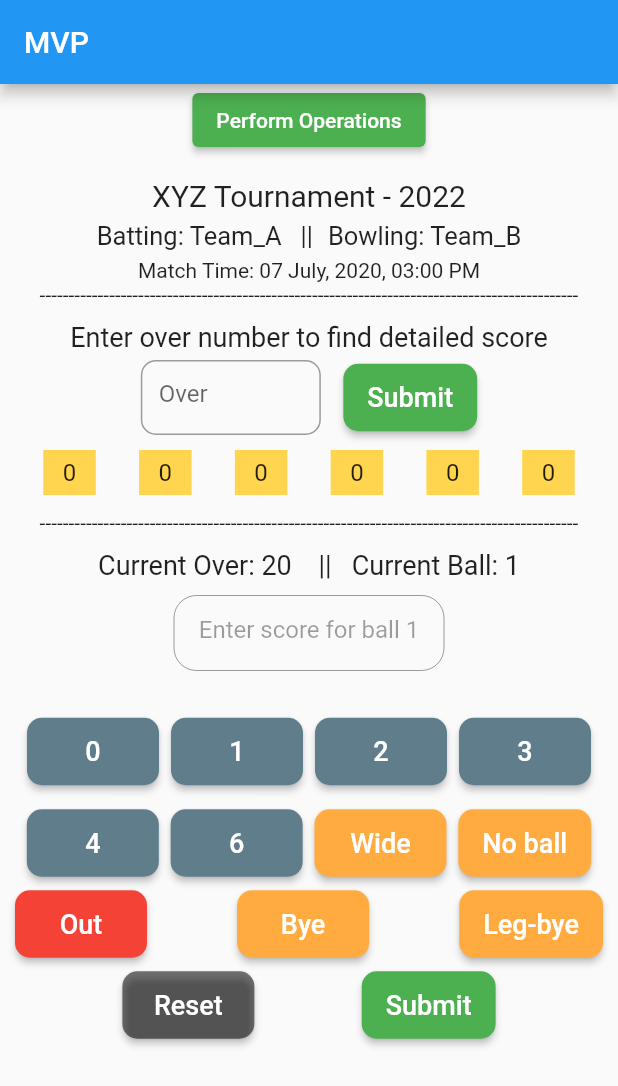
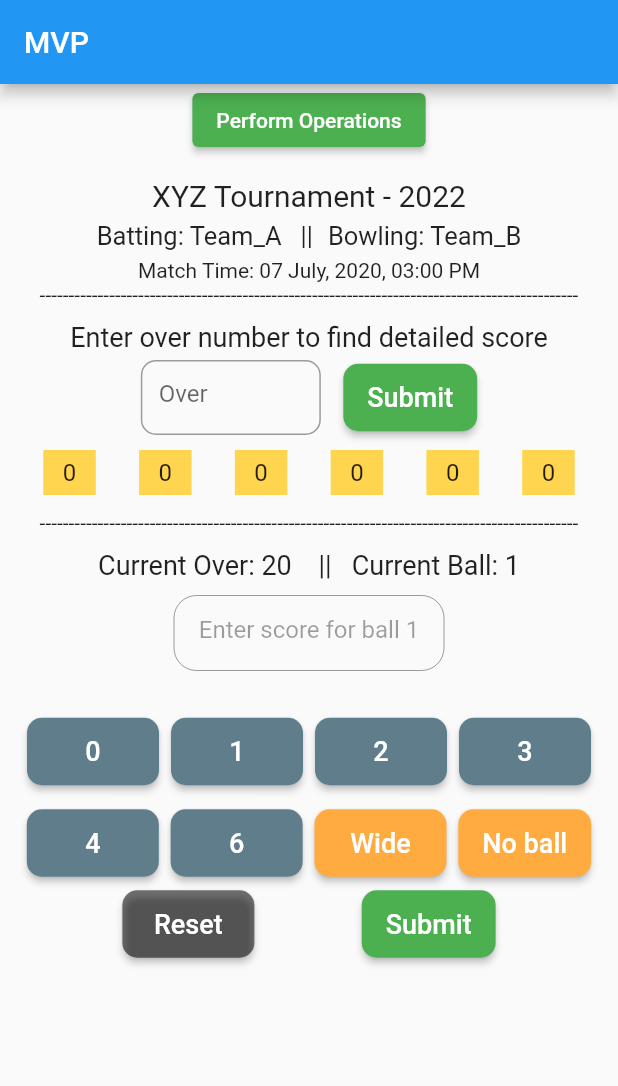
Before and after one commit to rsherlocks/CA-MVP, a Flutter app: the screen it shows after launch, on a phone screen of 412 x 824 dp. Shown: the top 1086 px of the screen. Run offline on Flutter 3.47's test engine with Material 2 defaults, Android fonts, the phone set to English and light mode, and no system bars; our stand-ins replace sqflite; accounts and stored records are empty.

Commit message:
ui added and integrated

```diff
--- a/lib/main.dart
+++ b/lib/main.dart
@@ -117,17 +117,17 @@ class _MyAppState extends State<MyApp> {
             const SizedBox(height: 20,),
             buildRow("0", Colors.blueGrey, "1", Colors.blueGrey, "2", Colors.blueGrey, "3", Colors.blueGrey),
             buildRow("4", Colors.blueGrey, "6", Colors.blueGrey, "Wide", Colors.orangeAccent, "No ball", Colors.orangeAccent),
-            Padding(
-              padding: const EdgeInsets.fromLTRB(10,3,10,3),
-              child: Row(
-                mainAxisAlignment: MainAxisAlignment.spaceBetween,
-                children: [
-                  buildMaterialButton("Out", Colors.red),
-                  buildMaterialButton("Bye", Colors.orangeAccent),
-                  buildMaterialButton("Leg-bye", Colors.orangeAccent)
-                ],
-              ),
-            ),
+            // Padding(
+            //   padding: const EdgeInsets.fromLTRB(10,3,10,3),
+            //   child: Row(
+            //     mainAxisAlignment: MainAxisAlignment.spaceBetween,
+            //     children: [
+            //       buildMaterialButton("Out", Colors.red),
+            //       buildMaterialButton("Bye", Colors.orangeAccent),
+            //       buildMaterialButton("Leg-bye", Colors.orangeAccent)
+            //     ],
+            //   ),
+            // ),
             Padding(
               padding: const EdgeInsets.fromLTRB(10,3,10,3),
               child: Row(
```
Also changed, not shown: lib/models/delivery.dart (+6 -6 lines).
